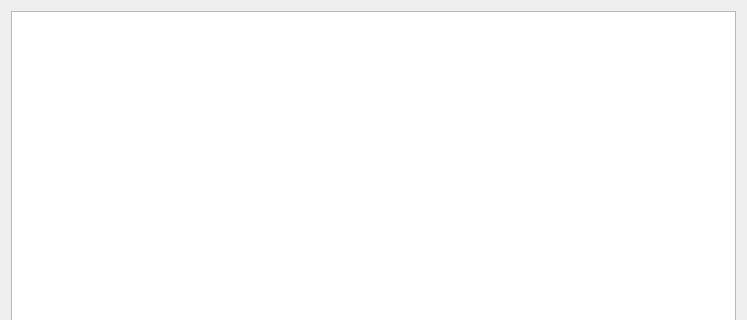
Before: the Qt Designer form addons/GUI/CraftingTable.ui in TobiasRohner/McModder_v5, drawn with Qt 5; both pictures show x 0 to 747 and y 0 to 320 of the 747 by 545 pixel window.
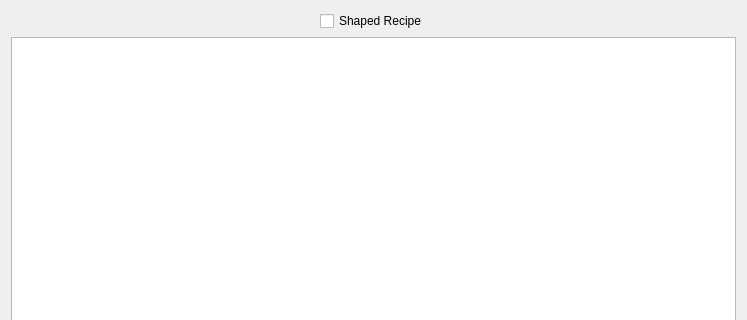
After: the same form once the commit is applied.

The edit to the form file:
```diff
--- a/addons/GUI/CraftingTable.ui
+++ b/addons/GUI/CraftingTable.ui
@@ -17,7 +17,49 @@
    <item>
     <layout class="QVBoxLayout" name="mainLayout">
      <item>
-      <layout class="QHBoxLayout" name="tableLayout"/>
+      <layout class="QHBoxLayout" name="tableLayout">
+       <item>
+        <layout class="QVBoxLayout" name="guiLayout">
+         <item>
+          <layout class="QHBoxLayout" name="horizontalLayout_3">
+           <item>
+            <spacer name="horizontalSpacer">
+             <property name="orientation">
+              <enum>Qt::Horizontal</enum>
+             </property>
+             <property name="sizeHint" stdset="0">
+              <size>
+               <width>40</width>
+               <height>20</height>
+              </size>
+             </property>
+            </spacer>
+           </item>
+           <item>
+            <widget class="QCheckBox" name="shapedCheckbox">
+             <property name="text">
+              <string>Shaped Recipe</string>
+             </property>
+            </widget>
+           </item>
+           <item>
+            <spacer name="horizontalSpacer_2">
+             <property name="orientation">
+              <enum>Qt::Horizontal</enum>
+             </property>
+             <property name="sizeHint" stdset="0">
+              <size>
+               <width>40</width>
+               <height>20</height>
+              </size>
+             </property>
+            </spacer>
+           </item>
+          </layout>
+         </item>
+        </layout>
+       </item>
+      </layout>
      </item>
      <item>
       <widget class="QListWidget" name="recipeList"/>
```
